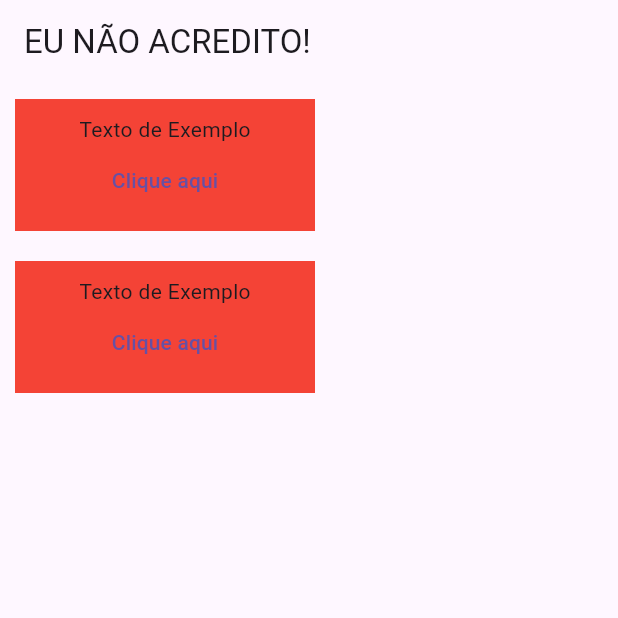
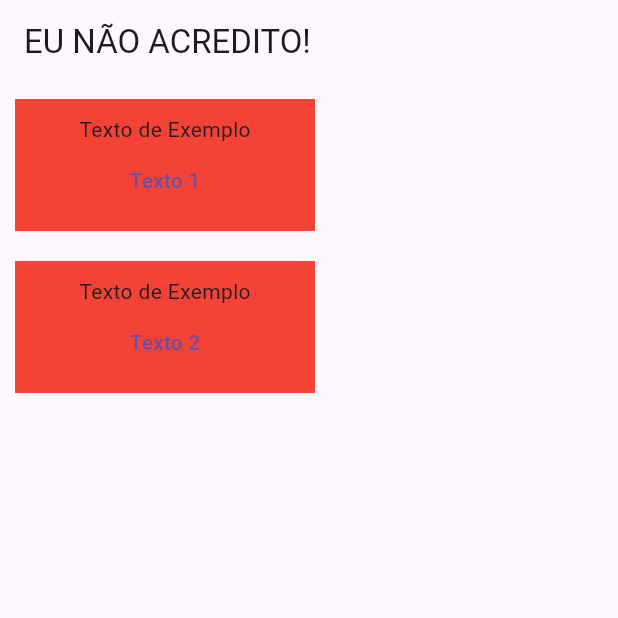
Before and after one commit to pedrokoerich/cashcontrol, a Flutter app: the screen it shows after launch, on a phone screen of 412 x 824 dp, the top half of it. Run offline on Flutter 3.47's test engine with Material 3 defaults, Android fonts, the phone set to English and light mode, and no system bars.

Commit message:
Componentes externos

```diff
--- a/lib/main.dart
+++ b/lib/main.dart
@@ -26,8 +26,18 @@ class CashControl extends StatelessWidget {
         ),
         body: Column(
          children: <Widget>[
-          Exemplo(),
-          Exemplo()
+          Exemplo(
+            title: 'Texto 1',
+            onPress: () {
+              print("Clicou no Item 1");
+            },
+          ),
+          Exemplo(
+            title: 'Texto 2',
+            onPress: () {
+              print("Clicou no Item 2");
+            },
+          )
          ],
         )
       )
@@ -36,21 +46,32 @@ class CashControl extends StatelessWidget {
 }
 
 class Exemplo extends StatelessWidget{
+
+  Exemplo({
+    this.title,
+    required this.onPress
+  });
+
+  var title;
+  VoidCallback onPress;
+
   @override
   Widget build(BuildContext context) {
+
+    //se for nulo
+    title ??= 'Título de Exemplo';
+
     return Container(
       width: 200,
-      margin: EdgeInsets.all(10),
-      padding: EdgeInsets.all(10),
+      margin: const EdgeInsets.all(10),
+      padding: const EdgeInsets.all(10),
       color: Colors.red,
       child: Column(
         children: [
-          Text("Texto de Exemplo"),
+          const Text("Texto de Exemplo"),
           TextButton(
-            child: Text("Clique aqui"),
-            onPressed: () => {
-              print("EU NAO ACREDITO")
-            },
+            onPressed: onPress,
+            child: Text(title),
           )
         ],
       ),
```
